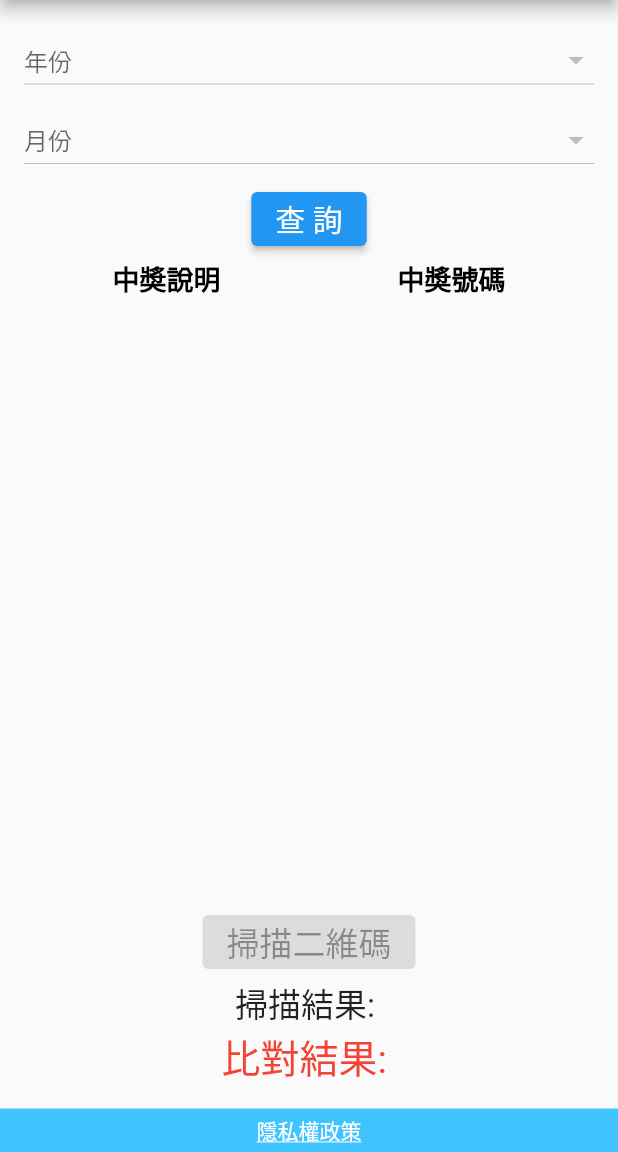
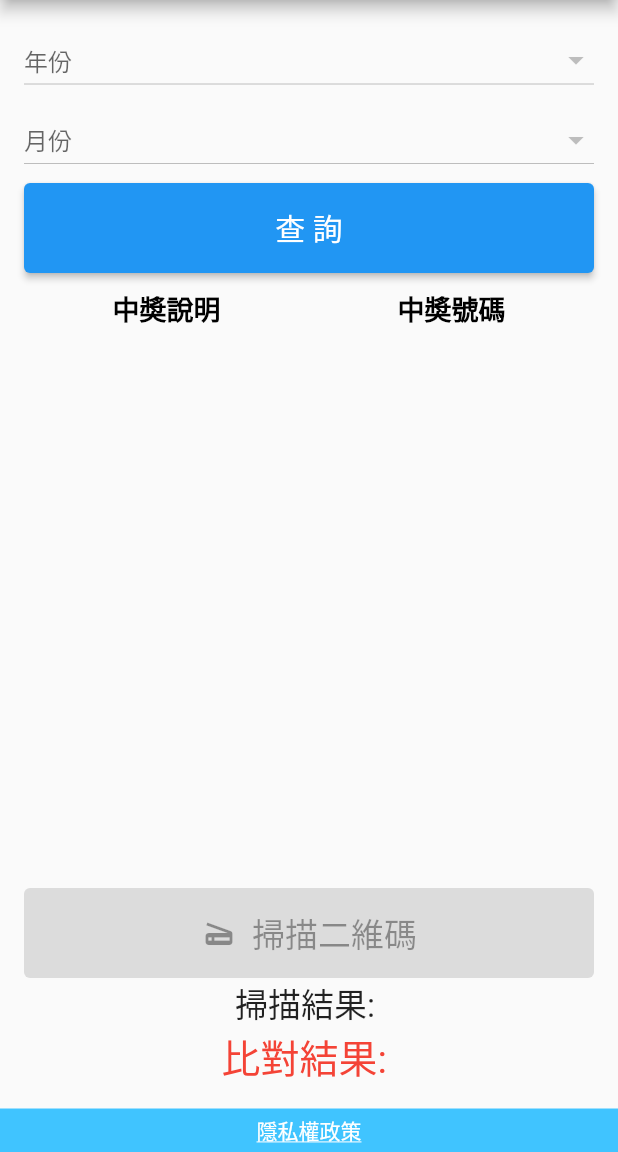
Before and after one commit to renfu-her/invoice_lottery_flutter_app, a Flutter app: the screen it shows after launch, after a tap on "查 詢", on a phone screen of 412 x 824 dp, the part 84-1236 px from its top. Run offline on Flutter 3.47's test engine with Material 2 defaults, Android fonts, the phone set to English and light mode, and no system bars; our stand-ins replace connectivity, dio, flutter_html, lottie; missing offline and left inert: qr_code_scanner; network calls fail.

Commit message:
update qr view

```diff
--- a/lib/main.dart
+++ b/lib/main.dart
@@ -3,6 +3,7 @@ import 'package:dio/dio.dart';
 import 'package:qr_code_scanner/qr_code_scanner.dart';
 import 'package:invoice_lottery/utils/privacy_policy.dart';
 import 'package:invoice_lottery/utils/splash_screen.dart';
+import 'package:connectivity/connectivity.dart';
 
 Dio dio = Dio();
 void main() => runApp(MyApp());
@@ -37,10 +38,34 @@ class _MyHomePageState extends State<MyHomePage> {
   final GlobalKey qrKey = GlobalKey(debugLabel: 'QR');
   bool isCameraStopped = false;
 
+  Future<bool> _checkInternetConnectivity() async {
+    var connectivityResult = await (Connectivity().checkConnectivity());
+    if (connectivityResult == ConnectivityResult.none) {
+      return false;
+    }
+    return true;
+  }
+
   @override
   void initState() {
     super.initState();
-    _fetchYearsAndMonths();
+    WidgetsBinding.instance.addPostFrameCallback((_) {
+      _checkInternetAndFetchData();
+    });
+  }
+
+  _checkInternetAndFetchData() async {
+    bool isConnected = await _checkInternetConnectivity();
+    if (isConnected) {
+      await _fetchYearsAndMonths();
+    } else {
+      ScaffoldMessenger.of(context).showSnackBar(
+        const SnackBar(
+          content: Text("沒有網路連線!"),
+        ),
+      );
+      return;
+    }
   }
 
   @override
@@ -87,9 +112,15 @@ class _MyHomePageState extends State<MyHomePage> {
             const SizedBox(height: 5),
             ElevatedButton(
               onPressed: _fetchData,
-              child: const Text("查 詢", style: TextStyle(fontSize: 20)),
+              style: ButtonStyle(
+                minimumSize: MaterialStateProperty.resolveWith((states) =>
+                    const Size(200, 60)), // 這裡的Size(200, 60)可以根據你的需要調整
               ),
-            const SizedBox(height: 2),
+              child: const Row(
+                  mainAxisAlignment: MainAxisAlignment.center,
+                  children: [Text("查 詢", style: TextStyle(fontSize: 20))]),
+            ),
+            const SizedBox(height: 10),
             Expanded(
               child: SingleChildScrollView(
                 child: _buildCustomTable(),
@@ -105,7 +136,19 @@ class _MyHomePageState extends State<MyHomePage> {
                         matchResult = _matchQRData(qrData);
                       });
                     },
-              child: const Text("掃描二維碼", style: TextStyle(fontSize: 22)),
+              style: ButtonStyle(
+                minimumSize: MaterialStateProperty.resolveWith((states) =>
+                    const Size(100, 60)), // 這裡的Size(200, 60)可以根據你的需要調整
+              ),
+              child: const Row(
+                mainAxisAlignment:
+                    MainAxisAlignment.center, // 使icon和文字在button內置中
+                children: [
+                  Icon(Icons.scanner), // 掃描的圖標
+                  SizedBox(width: 10), // 提供一些間距
+                  Text("掃描二維碼", style: TextStyle(fontSize: 22)),
+                ],
+              ),
             ),
             Text('掃描結果: $qrData', style: const TextStyle(fontSize: 22)),
             Text(
@@ -242,6 +285,12 @@ class _MyHomePageState extends State<MyHomePage> {
   }
 
   _fetchYearsAndMonths() async {
+    bool isConnected = await _checkInternetConnectivity();
+    if (!isConnected) {
+      _showNoInternetDialog();
+      return;
+    }
+
     try {
       String apiUrl = "https://wingx.shop/api/invoice-lotteries/menu";
 
@@ -263,6 +312,12 @@ class _MyHomePageState extends State<MyHomePage> {
   }
 
   _fetchData() async {
+    bool isConnected = await _checkInternetConnectivity();
+    if (!isConnected) {
+      _showNoInternetDialog();
+      return;
+    }
+
     String apiUrl =
         "https://wingx.shop/api/invoice-lotteries?year=$selectedYear&month=$selectedMonth";
 
@@ -277,6 +332,26 @@ class _MyHomePageState extends State<MyHomePage> {
     }
   }
 
+  _showNoInternetDialog() {
+    showDialog(
+      context: context,
+      builder: (BuildContext context) {
+        return AlertDialog(
+          title: const Text('無網路連接'),
+          content: const Text('請檢查您的網路設置'),
+          actions: <Widget>[
+            TextButton(
+              child: const Text('確定'),
+              onPressed: () {
+                Navigator.of(context).pop();
+              },
+            ),
+          ],
+        );
+      },
+    );
+  }
+
   Future<String?> _scanQR() async {
     try {
       var qrText = await Navigator.push(
@@ -286,13 +361,28 @@ class _MyHomePageState extends State<MyHomePage> {
             body: Stack(
               children: [
                 Center(
-                  child: SizedBox(
+                  child: Column(
+                    mainAxisSize: MainAxisSize.min,
+                    children: [
+                      SizedBox(
                         width: 250, // 定義寬度
                         height: 250, // 定義高度
                         child: QRView(
                           key: qrKey,
                           onQRViewCreated: _onQRViewCreated,
+                          overlay: QrScannerOverlayShape(
+                            borderRadius: 10,
+                            borderColor: Colors.yellow,
+                            borderLength: 30,
+                            borderWidth: 10,
+                            cutOutSize: 300,
                           ),
+                        ),
+                      ),
+                      SizedBox(height: 20), // 調整 QRView 和圖片之間的距離
+                      Image.asset(
+                          'assets/images/invoice_qrcode.jpg'), // 這裡放你的圖片路徑
+                    ],
                   ),
                 ),
                 Positioned(
@@ -308,7 +398,7 @@ class _MyHomePageState extends State<MyHomePage> {
                       Navigator.pop(context); // Close the QR scanner
                     },
                   ),
-                )
+                ),
               ],
             ),
           ),
--- a/pubspec.yaml
+++ b/pubspec.yaml
@@ -5,6 +5,7 @@ version: 0.1.0
 environment:
     sdk: '>=3.0.6 <4.0.0'
 dependencies:
+    connectivity: ^3.0.6
     dio: ^5.3.2
     flutter:
         sdk: flutter
```
Also changed, not shown: assets/images/invoice_qrcode.jpg (added), pubspec.lock, 2 other files. Lines whose indentation alone changed are shown as unchanged.
